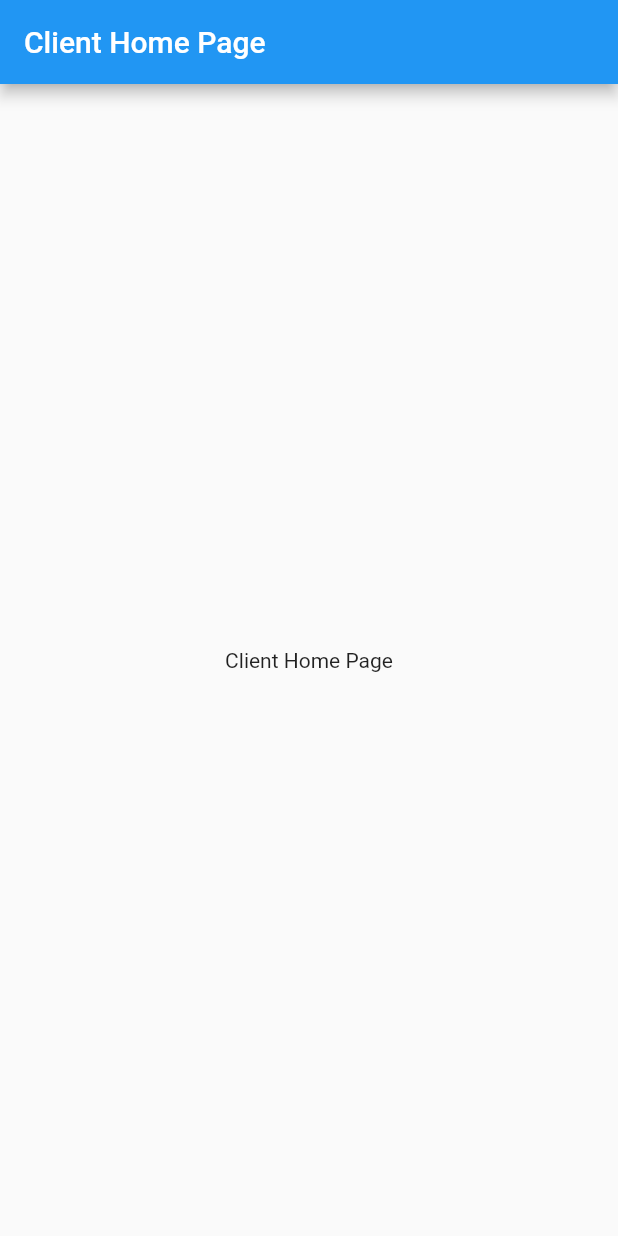
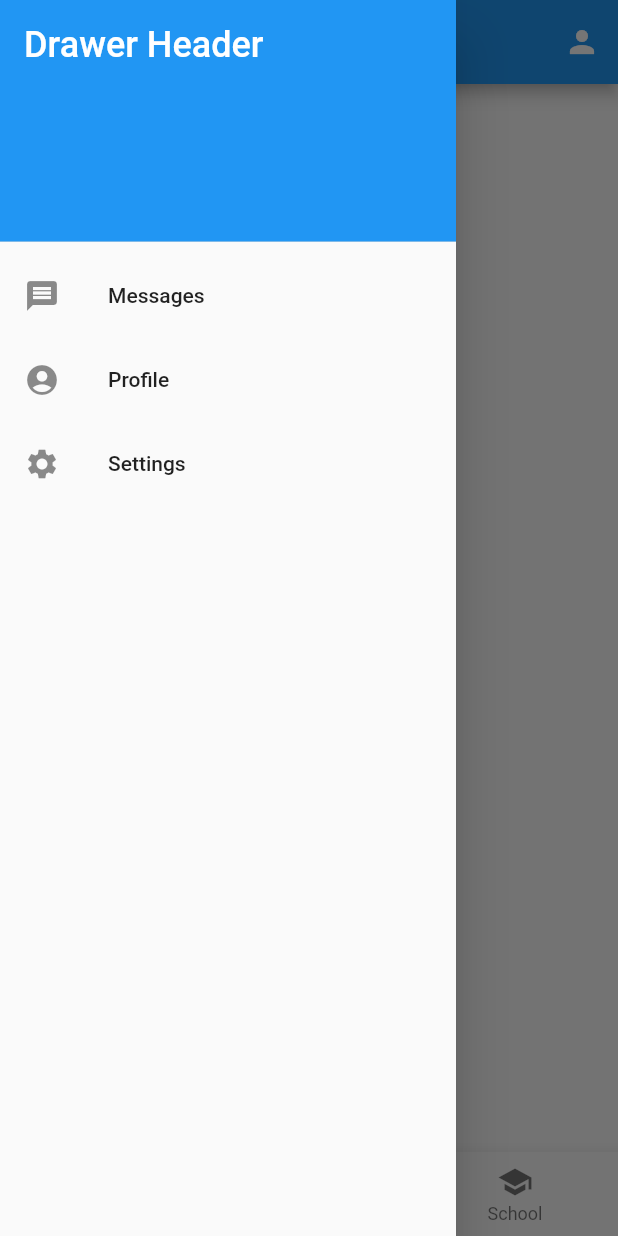
Before and after one commit to AlulaLeak/client-financing-application, a Flutter app: the screen it shows once a user with an empty profile is signed in, with the side drawer open (before the commit the screen has no drawer), on a phone screen of 412 x 824 dp. Run offline on Flutter 3.47's test engine with Material 2 defaults, Android fonts, the phone set to English and light mode, and no system bars; our stand-ins replace firebase_auth, firebase_core; missing offline and left inert: flutterfire_ui; accounts and stored records are empty; statements that could not run were skipped.

Commit message:
added bottom navbar, and sidemenu

```diff
--- a/lib/main.dart
+++ b/lib/main.dart
@@ -1,9 +1,11 @@
 import 'package:flutter/material.dart';
 import 'package:firebase_core/firebase_core.dart';
 import 'package:workingauth/auth/auth_wrapper.dart';
+import 'package:workingauth/pages/profile_screen.dart';
 import './config/firebase_options.dart';
 import 'package:provider/provider.dart';
 import './providers/counter_provider.dart';
+import './providers/bottomnav_provider.dart';
 
 Future<void> main() async {
   WidgetsFlutterBinding.ensureInitialized();
@@ -13,6 +15,7 @@ Future<void> main() async {
 
   runApp(MultiProvider(providers: [
     ChangeNotifierProvider(create: (_) => Counter()),
+    ChangeNotifierProvider(create: (_) => BottomNavSelect()),
   ], child: const MyApp()));
 }
 
@@ -28,6 +31,7 @@ class MyApp extends StatelessWidget {
       ),
       routes: {
         '/': (context) => const Auth(),
+        '/profile': (context) => const Profile(),
       },
     );
   }
--- a/lib/pages/client_homepage.dart
+++ b/lib/pages/client_homepage.dart
@@ -1,4 +1,7 @@
 import 'package:flutter/material.dart';
+import '../widgets/side_menu.dart';
+import '../widgets/bottom_navbar.dart';
+import '../widgets/profile_icon.dart';
 
 class ClientHomePage extends StatelessWidget {
   const ClientHomePage({super.key});
@@ -8,10 +11,14 @@ class ClientHomePage extends StatelessWidget {
     return Scaffold(
         appBar: AppBar(
           title: const Text('Client Home Page'),
+          actions: const [
+            ProfileIcon(),
+          ],
         ),
         body: const Center(
           child: Text('Client Home Page'),
         ),
-    );
+        drawer: const SideMenu(),
+        bottomNavigationBar: const BottomNavBar());
   }
 }
--- /dev/null
+++ b/lib/pages/profile_screen.dart
@@ -0,0 +1,20 @@
+import 'package:flutter/material.dart';
+import 'package:flutterfire_ui/auth.dart';
+
+class Profile extends StatelessWidget {
+  const Profile({super.key});
+
+  @override
+  Widget build(BuildContext context) {
+    const providerConfigs = [EmailProviderConfiguration()];
+    return Scaffold(
+        appBar: AppBar(
+          title: const Text('Client Profile'),
+        ),
+        body: ProfileScreen(providerConfigs: providerConfigs, actions: [
+          SignedOutAction((context) {
+            Navigator.pushReplacementNamed(context, '/');
+          }),
+        ]));
+  }
+}
--- /dev/null
+++ b/lib/providers/bottomnav_provider.dart
@@ -0,0 +1,12 @@
+import 'package:flutter/material.dart';
+
+class BottomNavSelect with ChangeNotifier {
+  int _selectedIndex = 0;
+
+  int get selectedIndex => _selectedIndex;
+
+  void updateIndex(int index) {
+    _selectedIndex = index;
+    notifyListeners();
+  }
+}
--- /dev/null
+++ b/lib/widgets/bottom_navbar.dart
@@ -0,0 +1,35 @@
+import 'package:flutter/material.dart';
+import 'package:provider/provider.dart';
+import 'package:workingauth/providers/bottomnav_provider.dart';
+
+class BottomNavBar extends StatelessWidget {
+  const BottomNavBar({
+    super.key,
+  });
+
+  @override
+  Widget build(BuildContext context) {
+    return BottomNavigationBar(
+      items: const <BottomNavigationBarItem>[
+        BottomNavigationBarItem(
+          icon: Icon(Icons.home),
+          label: 'Home',
+        ),
+        BottomNavigationBarItem(
+          icon: Icon(Icons.business),
+          label: 'Business',
+        ),
+        BottomNavigationBarItem(
+          icon: Icon(Icons.school),
+          label: 'School',
+        ),
+      ],
+      currentIndex: context.watch<BottomNavSelect>().selectedIndex,
+      selectedItemColor: Colors.amber[800],
+      onTap: (idx) {
+        context.read<BottomNavSelect>().updateIndex(idx);
+        // Respond to item press.
+      },
+    );
+  }
+}
--- /dev/null
+++ b/lib/widgets/profile_icon.dart
@@ -0,0 +1,21 @@
+import 'package:flutter/material.dart';
+import 'package:workingauth/pages/profile_screen.dart';
+
+class ProfileIcon extends StatelessWidget {
+  const ProfileIcon({
+    super.key,
+  });
+
+  @override
+  Widget build(BuildContext context) {
+    return IconButton(
+      icon: const Icon(Icons.person),
+      onPressed: () {
+        Navigator.push(
+          context,
+          MaterialPageRoute(builder: (context) => const Profile()),
+        );
+      },
+    );
+  }
+}
--- /dev/null
+++ b/lib/widgets/side_menu.dart
@@ -0,0 +1,42 @@
+import 'package:flutter/material.dart';
+
+class SideMenu extends StatelessWidget {
+  const SideMenu({
+    super.key,
+  });
+
+  @override
+  Widget build(BuildContext context) {
+    return Drawer(
+      child: ListView(
+        padding: EdgeInsets.zero,
+        children: const <Widget>[
+          DrawerHeader(
+            decoration: BoxDecoration(
+              color: Colors.blue,
+            ),
+            child: Text(
+              'Drawer Header',
+              style: TextStyle(
+                color: Colors.white,
+                fontSize: 24,
+              ),
+            ),
+          ),
+          ListTile(
+            leading: Icon(Icons.message),
+            title: Text('Messages'),
+          ),
+          ListTile(
+            leading: Icon(Icons.account_circle),
+            title: Text('Profile'),
+          ),
+          ListTile(
+            leading: Icon(Icons.settings),
+            title: Text('Settings'),
+          ),
+        ],
+      ),
+    );
+  }
+}
```
Lines whose indentation alone changed are shown as unchanged.
